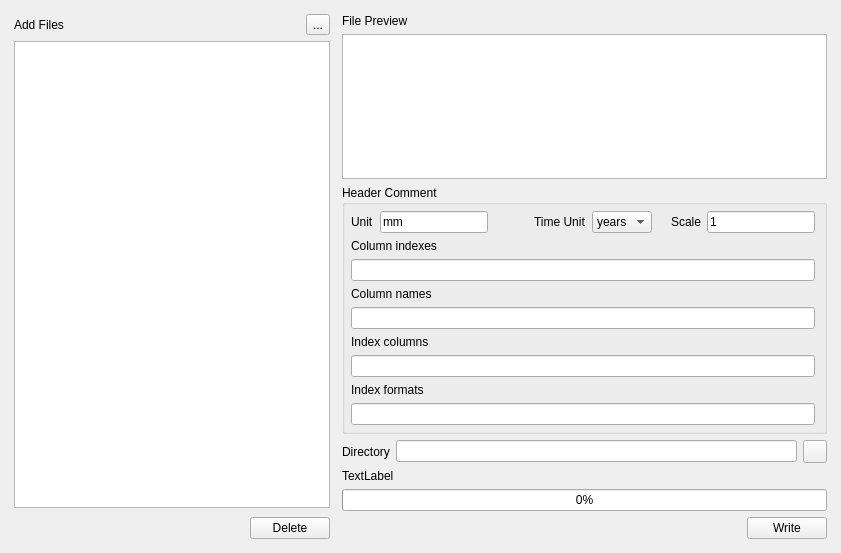
The window that TSAnalyzer/resources/ui/header.ui (wudingcheng/TSAnalyzer) describes before a commit, drawn with Qt 5.
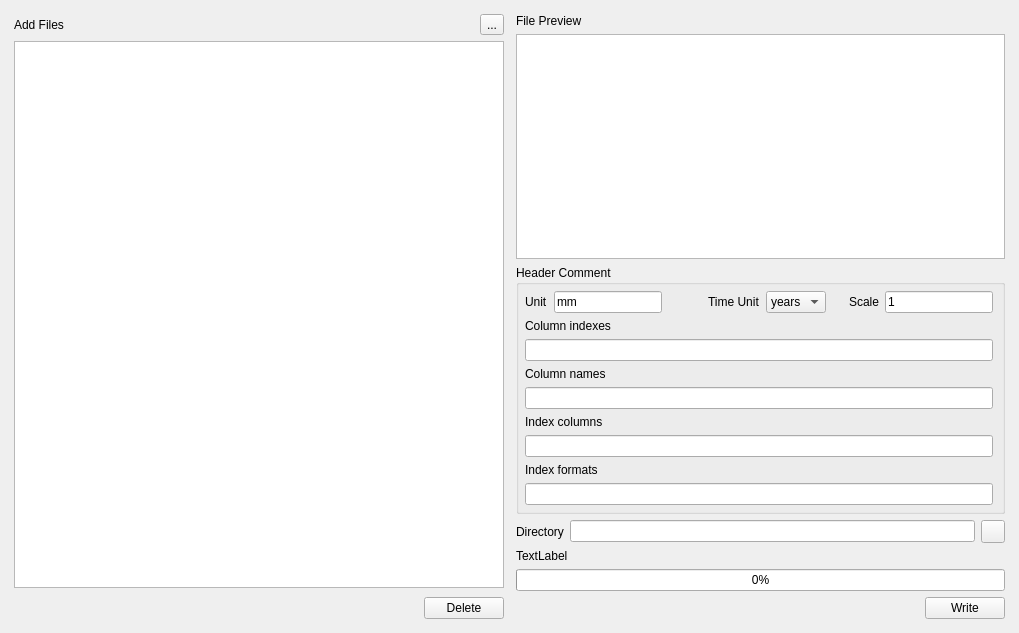
The same window after the commit.

The edit to the form file:
```diff
--- a/TSAnalyzer/resources/ui/header.ui
+++ b/TSAnalyzer/resources/ui/header.ui
@@ -6,8 +6,8 @@
    <rect>
     <x>0</x>
     <y>0</y>
-    <width>841</width>
-    <height>553</height>
+    <width>1019</width>
+    <height>633</height>
    </rect>
   </property>
   <property name="windowTitle">
```
Left out of the diff: 22 changed lines with no effect on the pictures.
